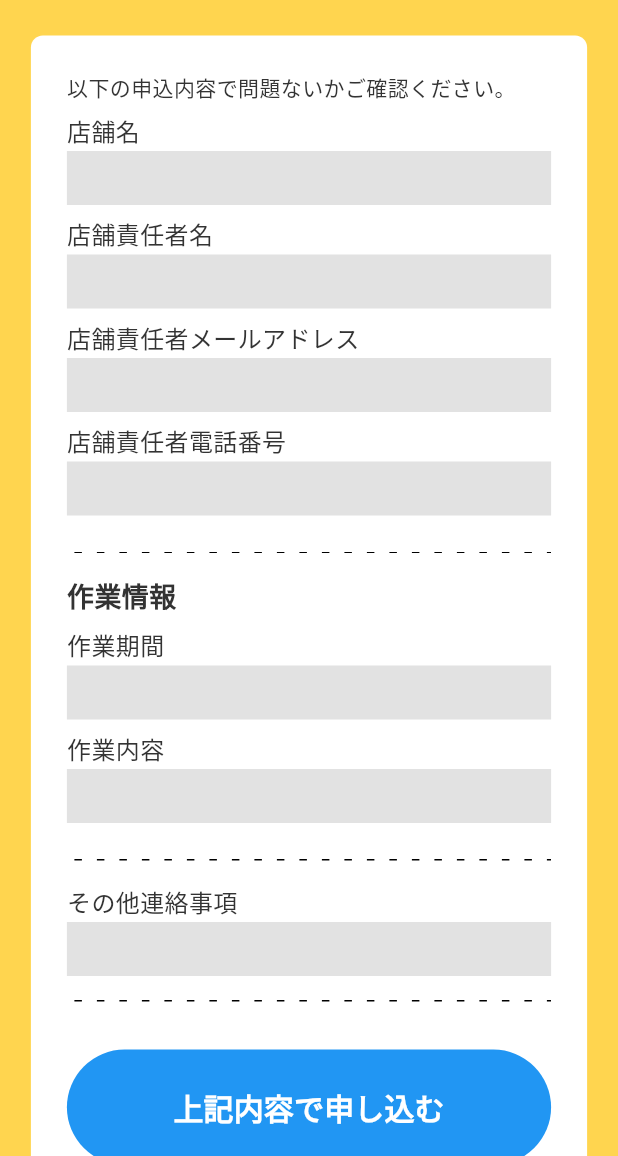
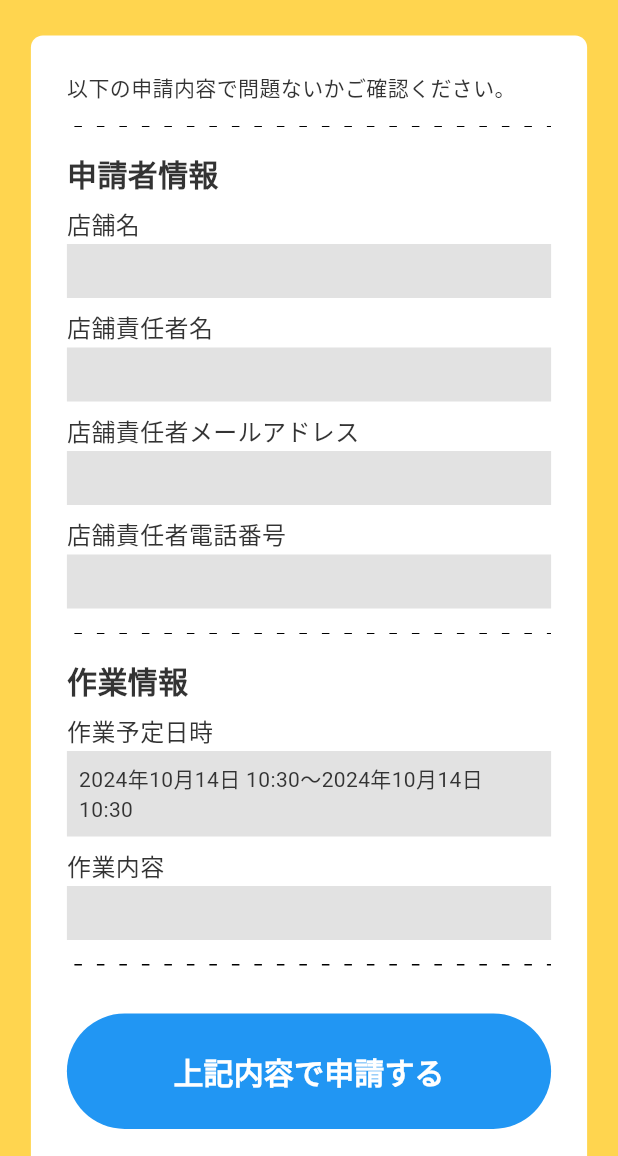
Before and after one commit to agora-creation/miel_work_request_overtime_web, a Flutter app: the Step2Screen screen opened directly with empty values, on a phone screen of 412 x 824 dp, the part 80-1236 px from its top. Run offline on Flutter 3.47's test engine with Material 3 defaults, Android fonts, the phone set to English and light mode, and no system bars; our stand-ins replace calendar_date_picker2, cloud_firestore, firebase_auth, firebase_core, firebase_messaging, flutter_local_notifications and 4 more; missing offline and left inert: alert_banner, board_datetime_picker, common_utils; accounts and stored records are empty; Roboto replaces fonts that are missing (SourceHanSansJP-Bold, SourceHanSansJP-Regular).

Commit message:
20241014 commit

```diff
--- a/lib/screens/step2.dart
+++ b/lib/screens/step2.dart
@@ -13,23 +13,24 @@ import 'package:page_transition/page_transition.dart';
 import 'package:provider/provider.dart';
 
 class Step2Screen extends StatefulWidget {
-  final String shopName;
-  final String shopUserName;
-  final String shopUserEmail;
-  final String shopUserTel;
-  final String workPeriod;
-  final String workContent;
-
-  final String remarks;
+  final String companyName;
+  final String companyUserName;
+  final String companyUserEmail;
+  final String companyUserTel;
+  final DateTime useStartedAt;
+  final DateTime useEndedAt;
+  final bool useAtPending;
+  final String useContent;
 
   const Step2Screen({
-    required this.shopName,
-    required this.shopUserName,
-    required this.shopUserEmail,
-    required this.shopUserTel,
-    required this.workPeriod,
-    required this.workContent,
-    required this.remarks,
+    required this.companyName,
+    required this.companyUserName,
+    required this.companyUserEmail,
+    required this.companyUserTel,
+    required this.useStartedAt,
+    required this.useEndedAt,
+    required this.useAtPending,
+    required this.useContent,
     super.key,
   });
 
@@ -58,72 +59,81 @@ class _Step2ScreenState extends State<Step2Screen> {
               const SizedBox(height: 24),
               ResponsiveBox(
                 children: [
-                  const Text('以下の申込内容で問題ないかご確認ください。'),
-                  const SizedBox(height: 8),
-                  FormLabel(
-                    '店舗名',
-                    child: FormValue(widget.shopName),
-                  ),
-                  const SizedBox(height: 8),
-                  FormLabel(
-                    '店舗責任者名',
-                    child: FormValue(widget.shopUserName),
-                  ),
-                  const SizedBox(height: 8),
-                  FormLabel(
-                    '店舗責任者メールアドレス',
-                    child: FormValue(widget.shopUserEmail),
-                  ),
-                  const SizedBox(height: 8),
-                  FormLabel(
-                    '店舗責任者電話番号',
-                    child: FormValue(widget.shopUserTel),
-                  ),
-                  const SizedBox(height: 24),
+                  const Text('以下の申請内容で問題ないかご確認ください。'),
+                  const SizedBox(height: 16),
                   const DottedDivider(),
                   const SizedBox(height: 16),
                   const Text(
-                    '作業情報',
+                    '申請者情報',
                     style: TextStyle(
-                      fontSize: 18,
+                      fontSize: 20,
                       fontWeight: FontWeight.bold,
                       fontFamily: 'SourceHanSansJP-Bold',
                     ),
                   ),
                   const SizedBox(height: 8),
                   FormLabel(
-                    '作業期間',
-                    child: FormValue(widget.workPeriod),
+                    '店舗名',
+                    child: FormValue(widget.companyName),
+                  ),
+                  const SizedBox(height: 8),
+                  FormLabel(
+                    '店舗責任者名',
+                    child: FormValue(widget.companyUserName),
+                  ),
+                  const SizedBox(height: 8),
+                  FormLabel(
+                    '店舗責任者メールアドレス',
+                    child: FormValue(widget.companyUserEmail),
+                  ),
+                  const SizedBox(height: 8),
+                  FormLabel(
+                    '店舗責任者電話番号',
+                    child: FormValue(widget.companyUserTel),
+                  ),
+                  const SizedBox(height: 16),
+                  const DottedDivider(),
+                  const SizedBox(height: 16),
+                  const Text(
+                    '作業情報',
+                    style: TextStyle(
+                      fontSize: 20,
+                      fontWeight: FontWeight.bold,
+                      fontFamily: 'SourceHanSansJP-Bold',
+                    ),
+                  ),
+                  const SizedBox(height: 8),
+                  FormLabel(
+                    '作業予定日時',
+                    child: FormValue(
+                      widget.useAtPending
+                          ? '未定'
+                          : '${dateText('yyyy年MM月dd日 HH:mm', widget.useStartedAt)}〜${dateText('yyyy年MM月dd日 HH:mm', widget.useEndedAt)}',
+                    ),
                   ),
                   const SizedBox(height: 8),
                   FormLabel(
                     '作業内容',
-                    child: FormValue(widget.workContent),
-                  ),
-                  const SizedBox(height: 24),
-                  const DottedDivider(),
-                  const SizedBox(height: 16),
-                  FormLabel(
-                    'その他連絡事項',
-                    child: FormValue(widget.remarks),
+                    child: FormValue(widget.useContent),
                   ),
                   const SizedBox(height: 16),
                   const DottedDivider(),
                   const SizedBox(height: 32),
                   CustomButton(
                     type: ButtonSizeType.lg,
-                    label: '上記内容で申し込む',
+                    label: '上記内容で申請する',
                     labelColor: kWhiteColor,
                     backgroundColor: kBlueColor,
                     onPressed: () async {
                       String? error = await overtimeProvider.create(
-                        shopName: widget.shopName,
-                        shopUserName: widget.shopUserName,
-                        shopUserEmail: widget.shopUserEmail,
-                        shopUserTel: widget.shopUserTel,
-                        workPeriod: widget.workPeriod,
-                        workContent: widget.workContent,
-                        remarks: widget.remarks,
+                        companyName: widget.companyName,
+                        companyUserName: widget.companyUserName,
+                        companyUserEmail: widget.companyUserEmail,
+                        companyUserTel: widget.companyUserTel,
+                        useStartedAt: widget.useStartedAt,
+                        useEndedAt: widget.useEndedAt,
+                        useAtPending: widget.useAtPending,
+                        useContent: widget.useContent,
                       );
                       if (error != null) {
                         if (!mounted) return;
```
Also changed, not shown: lib/common/custom_date_time_picker.dart (added, +29 -0 lines), lib/models/request_overtime.dart (+24 -21 lines), lib/providers/request_overtime.dart (+20 -19 lines), lib/screens/step1.dart (+87 -41 lines), lib/widgets/datetime_range_form.dart (added, +110 -0 lines), 1 other file.
